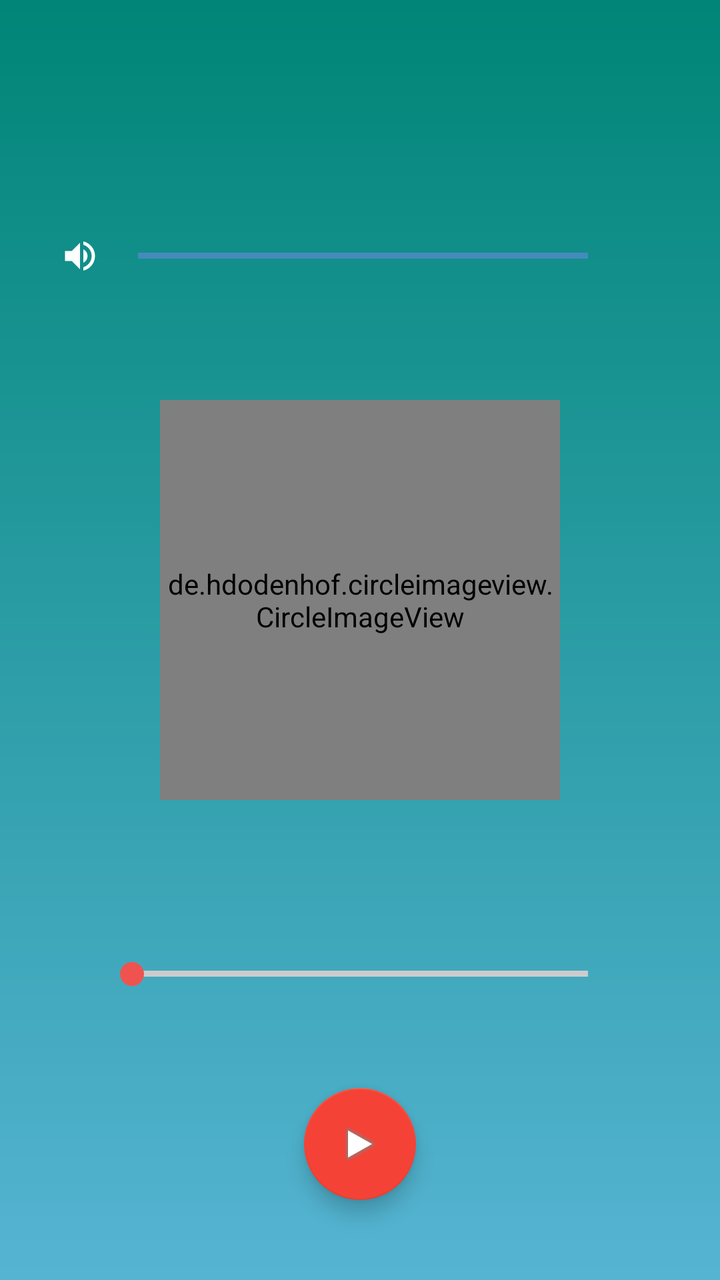
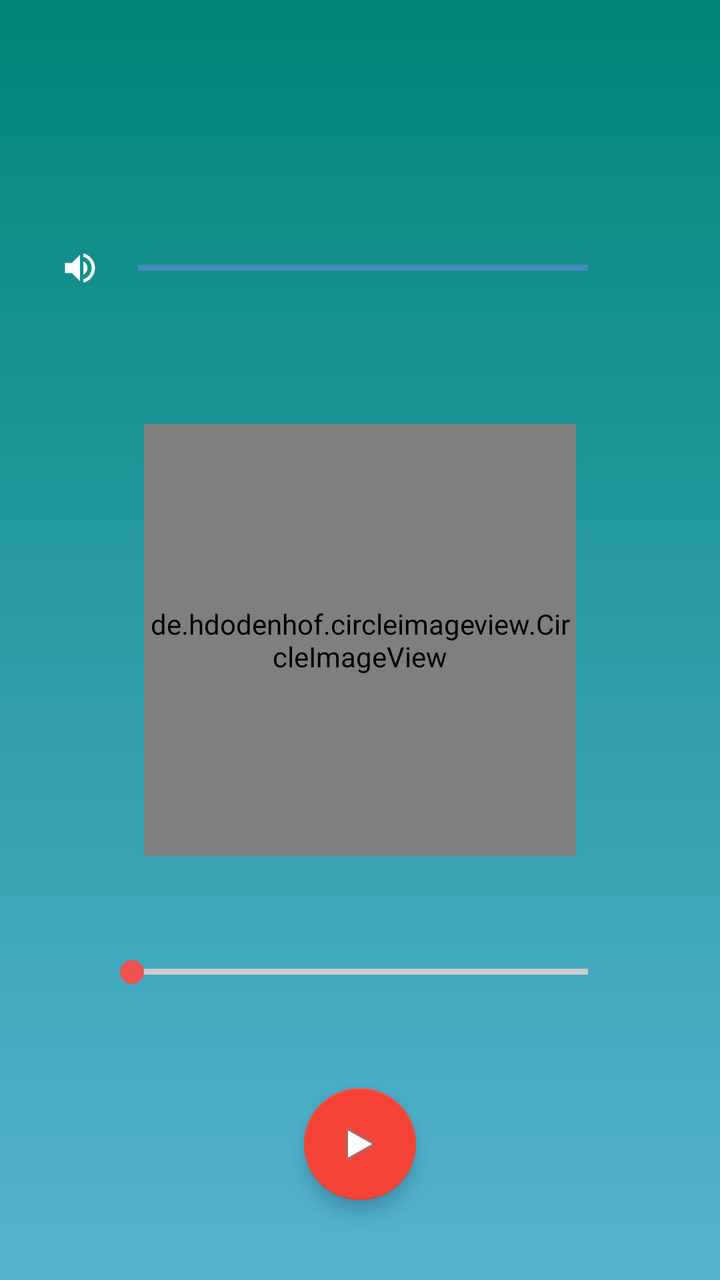

The first picture is an Android layout as it rendered before a commit; the second is the same layout after the commit. The layout source and the unified diff follow.
<!-- AndroidManifest.xml: application theme AppTheme -->
<!-- res/layout/activity_audio_player.xml -->
<?xml version="1.0" encoding="utf-8"?>
<androidx.constraintlayout.widget.ConstraintLayout xmlns:android="http://schemas.android.com/apk/res/android"
    xmlns:app="http://schemas.android.com/apk/res-auto"
    xmlns:tools="http://schemas.android.com/tools"
    android:layout_width="match_parent"
    android:layout_height="match_parent"
    android:background="@drawable/gradient_play_audio"
    android:fitsSystemWindows="true"
    android:orientation="vertical">

    <androidx.appcompat.widget.Toolbar
        android:id="@+id/toolbar_audio_player"
        android:layout_width="match_parent"
        android:layout_height="?android:attr/actionBarSize"
        android:background="@null"
        app:layout_constraintEnd_toEndOf="parent"
        app:layout_constraintStart_toStartOf="parent"
        app:layout_constraintTop_toTopOf="parent"
        app:theme="@style/AppTheme.Toolbar.Transparent"
        app:titleTextAppearance="@style/AppTheme.Toolbar.TitleText" />


    <SeekBar
        android:id="@+id/seekbar_sound"
        android:layout_width="match_parent"
        android:layout_height="wrap_content"
        android:layout_marginStart="50dp"
        android:layout_marginTop="20dp"
        android:layout_marginEnd="50dp"
        android:layout_marginBottom="20dp"
        android:maxHeight="3dp"
        android:minHeight="3dp"
        android:progressDrawable="@drawable/seekbar_custom_sound"
        android:thumbTint="@android:color/transparent"
        app:layout_constraintBottom_toTopOf="@+id/image_sample"
        app:layout_constraintEnd_toEndOf="parent"
        app:layout_constraintStart_toStartOf="parent"
        app:layout_constraintTop_toBottomOf="@+id/toolbar_audio_player" />

    <ImageView
        android:id="@+id/icon_sound"
        android:layout_width="20dp"
        android:layout_height="20dp"
        android:contentDescription="@string/sound_icon"
        android:src="@drawable/ic_volume_up"
        app:layout_constraintBottom_toBottomOf="@+id/seekbar_sound"
        app:layout_constraintEnd_toStartOf="@+id/seekbar_sound"
        app:layout_constraintTop_toTopOf="@+id/seekbar_sound"
        tools:ignore="ContentDescription" />

    <de.hdodenhof.circleimageview.CircleImageView
        android:id="@+id/image_sample"
        android:layout_width="200dp"
        android:layout_height="200dp"
        android:layout_marginBottom="40dp"
        android:gravity="center"
        android:src="@drawable/image_0"
        app:civ_border_color="#367599"
        app:civ_border_width="2dp"
        app:layout_constraintBottom_toBottomOf="parent"
        app:layout_constraintEnd_toEndOf="parent"
        app:layout_constraintStart_toStartOf="parent"
        app:layout_constraintTop_toTopOf="parent" />

    <com.google.android.material.floatingactionbutton.FloatingActionButton
        android:id="@+id/button_play"
        android:layout_width="wrap_content"
        android:layout_height="wrap_content"
        android:layout_marginBottom="40dp"
        android:src="@android:drawable/ic_media_play"
        app:backgroundTint="#F44336"
        app:fabSize="normal"
        app:layout_constraintBottom_toBottomOf="parent"
        app:layout_constraintEnd_toEndOf="@+id/image_sample"
        app:layout_constraintStart_toStartOf="@+id/image_sample" />

    <SeekBar
        android:id="@+id/seekbar_avancement"
        android:layout_width="match_parent"
        android:layout_height="wrap_content"
        android:layout_marginStart="50dp"
        android:layout_marginTop="30dp"
        android:layout_marginEnd="50dp"
        android:maxHeight="3dp"
        android:minHeight="3dp"
        android:progressDrawable="@drawable/seekbar_custom_player"
        android:thumbTint="#EF5350"
        app:layout_constraintBottom_toTopOf="@+id/button_play"
        app:layout_constraintEnd_toEndOf="parent"
        app:layout_constraintStart_toStartOf="parent"
        app:layout_constraintTop_toBottomOf="@+id/image_sample" />

    <TextView
        android:id="@+id/text_current_time"
        android:layout_width="wrap_content"
        android:layout_height="wrap_content"
        android:padding="5dp"
        android:textAppearance="?android:attr/textAppearanceSmall"
        android:textSize="12sp"
        android:visibility="gone"
        app:layout_constraintBottom_toBottomOf="@+id/seekbar_avancement"
        app:layout_constraintEnd_toStartOf="@+id/seekbar_avancement"
        app:layout_constraintTop_toTopOf="@+id/seekbar_avancement" />

    <TextView
        android:id="@+id/text_total_time"
        android:layout_width="wrap_content"
        android:layout_height="wrap_content"
        android:padding="5dp"
        android:textAppearance="?android:attr/textAppearanceSmall"
        android:textSize="12sp"
        android:visibility="gone"
        app:layout_constraintBottom_toBottomOf="@+id/seekbar_avancement"
        app:layout_constraintStart_toEndOf="@+id/seekbar_avancement"
        app:layout_constraintTop_toTopOf="@+id/seekbar_avancement" />


</androidx.constraintlayout.widget.ConstraintLayout>
<!-- resources referenced by this layout -->
<resources>
  <!-- drawable gradient_play_audio (drawable) -->
  <shape xmlns:android="http://schemas.android.com/apk/res/android"
      android:shape="rectangle">
      <gradient
          android:angle="90"
          android:endColor="@color/colorGradientStart"
          android:startColor="@color/colorGradientEnd"
          android:type="linear" />
  </shape>
  <!-- drawable ic_volume_up (drawable) -->
  <vector android:autoMirrored="true" android:height="24dp"
      android:tint="#FFFFFF" android:viewportHeight="24.0"
      android:viewportWidth="24.0" android:width="24dp" xmlns:android="http://schemas.android.com/apk/res/android">
      <path android:fillColor="#FF000000" android:pathData="M3,9v6h4l5,5L12,4L7,9L3,9zM16.5,12c0,-1.77 -1.02,-3.29 -2.5,-4.03v8.05c1.48,-0.73 2.5,-2.25 2.5,-4.02zM14,3.23v2.06c2.89,0.86 5,3.54 5,6.71s-2.11,5.85 -5,6.71v2.06c4.01,-0.91 7,-4.49 7,-8.77s-2.99,-7.86 -7,-8.77z"/>
  </vector>
  <!-- drawable image_0: jpeg bitmap (drawable, 107867 bytes) -->
  <!-- drawable seekbar_custom_player (drawable) -->
  <?xml version="1.0" encoding="utf-8"?>
  <layer-list xmlns:android="http://schemas.android.com/apk/res/android">
      <item android:id="@android:id/background">
          <shape android:shape="rectangle">
              <solid
                      android:color="#CCCCCC"/>
          </shape>
      </item>
  
      <item android:id="@android:id/secondaryProgress">
          <clip>
              <shape android:shape="rectangle">
                  <solid
                          android:color="#6e4f4f"/>
              </shape>
          </clip>
      </item>
  
      <item android:id="@android:id/progress">
          <clip>
              <shape android:shape="rectangle">
                  <solid
                          android:color="#B71C1C"/>
              </shape>
          </clip>
      </item>
  
  
  </layer-list>
  <!-- drawable seekbar_custom_sound (drawable) -->
  <?xml version="1.0" encoding="utf-8"?>
  <layer-list xmlns:android="http://schemas.android.com/apk/res/android">
      <item android:id="@android:id/background">
          <shape android:shape="rectangle">
              <solid
                      android:color="#448ABD"/>
          </shape>
      </item>
      <item android:id="@android:id/progress">
          <clip>
              <shape android:shape="rectangle">
                  <solid
                          android:color="#A2C5DF"/>
              </shape>
          </clip>
      </item>
  </layer-list>
  <string name="sound_icon">Son</string>
  <style name="AppTheme.Toolbar.TitleText" parent="TextAppearance.Widget.AppCompat.Toolbar.Title">
          <item name="android:textSize">16sp</item>
      </style>
  <style name="AppTheme.Toolbar.Transparent">
          <item name="android:background">@null</item>
          <item name="android:textColorPrimary">@color/colorToolbarText</item>
          <item name="colorControlNormal">@color/colorToolbarText</item>
      </style>
  <style name="AppTheme" parent="Theme.AppCompat.DayNight.NoActionBar">
          <item name="colorPrimary">@color/colorPrimary</item>
          <item name="colorPrimaryDark">@color/colorPrimaryDark</item>
          <item name="colorAccent">@color/colorAccent</item>
          <item name="alertDialogTheme">@style/AppTheme_Dialog</item>
      </style>
  <color name="colorGradientStart">#008577</color>
  <color name="colorGradientEnd">#56b4d3</color>
  <color name="colorToolbarText">#FFFFFF</color>
  <color name="colorPrimary">#008577</color>
  <color name="colorPrimaryDark">#00574B</color>
  <color name="colorAccent">#008577</color>
  <style name="AppTheme_Dialog" parent="Theme.AppCompat.DayNight.Dialog">
          <item name="android:textColor">@color/colorDialogTitle</item>
          <item name="android:background">@color/colorDialogBackground</item>
      </style>
  <color name="colorDialogTitle">#008577</color>
  <color name="colorDialogBackground">#FFFFFF</color>
</resources>

<!-- the commit's change to res/layout/activity_audio_player.xml (unified diff, before → after) -->
@@ -25,9 +25,7 @@
         android:layout_width="match_parent"
         android:layout_height="wrap_content"
         android:layout_marginStart="50dp"
-        android:layout_marginTop="20dp"
         android:layout_marginEnd="50dp"
-        android:layout_marginBottom="20dp"
         android:maxHeight="3dp"
         android:minHeight="3dp"
         android:progressDrawable="@drawable/seekbar_custom_sound"
@@ -50,16 +48,15 @@
 
     <de.hdodenhof.circleimageview.CircleImageView
         android:id="@+id/image_sample"
-        android:layout_width="200dp"
-        android:layout_height="200dp"
-        android:layout_marginBottom="40dp"
-        android:gravity="center"
+        android:layout_width="0dp"
+        android:layout_height="0dp"
         android:src="@drawable/image_0"
         app:civ_border_color="#367599"
         app:civ_border_width="2dp"
         app:layout_constraintBottom_toBottomOf="parent"
-        app:layout_constraintEnd_toEndOf="parent"
-        app:layout_constraintStart_toStartOf="parent"
+        app:layout_constraintDimensionRatio="1:1"
+        app:layout_constraintEnd_toStartOf="@+id/guideline_right"
+        app:layout_constraintStart_toStartOf="@+id/guideline_left"
         app:layout_constraintTop_toTopOf="parent" />
 
     <com.google.android.material.floatingactionbutton.FloatingActionButton
@@ -79,7 +76,6 @@
         android:layout_width="match_parent"
         android:layout_height="wrap_content"
         android:layout_marginStart="50dp"
-        android:layout_marginTop="30dp"
         android:layout_marginEnd="50dp"
         android:maxHeight="3dp"
         android:minHeight="3dp"
@@ -115,4 +111,19 @@
         app:layout_constraintTop_toTopOf="@+id/seekbar_avancement" />
 
 
+    <androidx.constraintlayout.widget.Guideline
+        android:id="@+id/guideline_left"
+        android:layout_width="wrap_content"
+        android:layout_height="wrap_content"
+        android:orientation="vertical"
+        app:layout_constraintGuide_percent="0.20" />
+
+    <androidx.constraintlayout.widget.Guideline
+        android:id="@+id/guideline_right"
+        android:layout_width="wrap_content"
+        android:layout_height="wrap_content"
+        android:orientation="vertical"
+        app:layout_constraintGuide_percent="0.80" />
+
+
 </androidx.constraintlayout.widget.ConstraintLayout>
